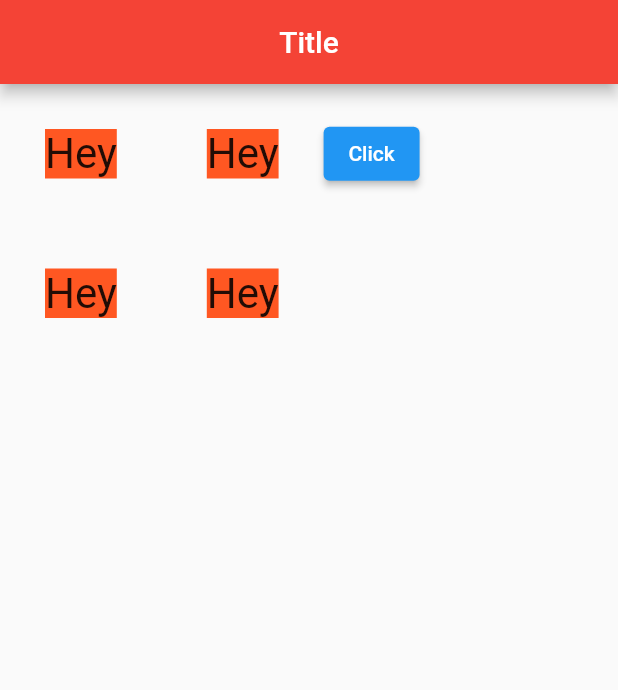
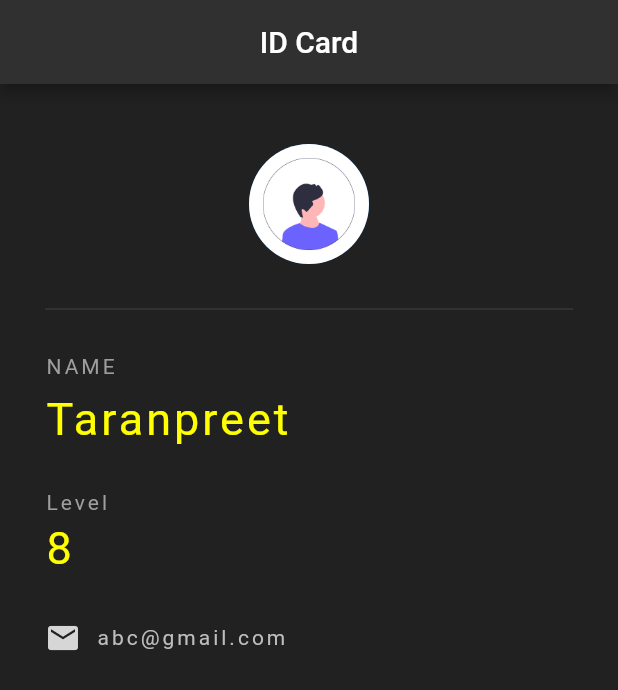
Before and after one commit to TaranPannu/FlutterApp, a Flutter app: the screen it shows after launch, on a phone screen of 412 x 824 dp. Shown: the top 690 px of the screen. Run offline on Flutter 3.47's test engine with Material 2 defaults, Android fonts, the light colour scheme and no system bars.

Commit message:
ID-PROJECT

```diff
--- a/lib/main.dart
+++ b/lib/main.dart
@@ -2,66 +2,52 @@ import 'package:flutter/material.dart';
   void main(){// Fromhere execution of APP starts
 runApp(    MaterialApp( home: MyApp(),),);
   }
-/*This code is the main function of a Flutter application. It starts the execution of the app by calling
-the runApp function, which is provided by the Flutter framework. The runApp function takes a widget tree
-as an argument and uses it to render the UI on the screen.
+class MyApp extends StatelessWidget {
 
-In this code, the MaterialApp widget is passed as an argument to runApp, which creates an instance of the
- material design visual layout structure. The home property of MaterialApp is set to an instance of MyApp
- which is likely a custom widget that represents the root of the widget tree for the application.
+  @override
+  Widget build(BuildContext context) {
+    return Scaffold(
 
-When this code is executed, the MyApp widget will be rendered on the screen, and the UI for the Flutter
- app will be displayed.*/
-class MyApp extends StatelessWidget {//Stateless can't change over time and enables hot reload
-  @override
-  Widget build(BuildContext context) {//build the widget /*The build method in Flutter is used to
-    // construct a widget tree, which represents the user interface of an application.
-    // The BuildContext argument is used to access data from the nearest ancestor widget that
-    // provides it. The method should return a widget tree, which is typically a tree of Container,
-    // Text, and other widgets. The widget tree returned by the build method is used to render the UI on
-    // the screen*/
-return Scaffold(
-  appBar: AppBar(
-    title: Text("Title"),
-    centerTitle: true,
-    backgroundColor: Colors.red,
-  ),
-  body:Column(
-    children: [
-      Row(children: [
-        Container(
-          child: Text("Hey",textScaleFactor: 2.0,),
-          margin: EdgeInsets.all(30.0),
-          color: Colors.deepOrange,
+      appBar: AppBar(title: Text("ID Card"),
+          centerTitle: true,
+          backgroundColor: Colors.grey[850]),
+      backgroundColor: Colors.grey[900],
+    body: Padding(
+      padding: EdgeInsets.fromLTRB(30.0,40.0,30.0,0),
+      child: Column(
+        crossAxisAlignment: CrossAxisAlignment.start,
+        children: [
+          Center(child: CircleAvatar(
+            radius: 40.0,
+            backgroundImage: AssetImage("assets/login.png"),
+          ),),
+Divider(height: 60.0,color: Colors.grey[800],),
+          Text("NAME",
+              style: TextStyle(color: Colors.grey,
+                  letterSpacing: 2.0,)),
+          SizedBox(height: 10.0,),//this box will not be visible but it is a kind of space in between
+          Text("Taranpreet",
+              style: TextStyle(color: Colors.yellowAccent,
+                  letterSpacing: 2.0,fontSize: 30.0)),
+          SizedBox(height: 30.0,),
+          Text("Level",
+              style: TextStyle(color: Colors.grey,
+                letterSpacing: 2.0,)),
+          SizedBox(height: 5.0,),
+          Text("8",
+              style: TextStyle(color: Colors.yellowAccent,
+                  letterSpacing: 2.0,fontSize: 30.0)),
+          SizedBox(height: 30.0,),
 
-        ),
-        Container(
-          child: Text("Hey",textScaleFactor: 2.0,),
-          margin: EdgeInsets.all(30.0),
-          color: Colors.deepOrange,
+          Row(children: [
+            Icon(Icons.email,color: Colors.grey[350],),
+            SizedBox(width: 10.0,),
+            Text("abc@gmail.com",style: TextStyle(color: Colors.grey[400],letterSpacing: 2.0),)
+          ],)
+        ],
+      ),
+    ),
 
-        ),
-        ElevatedButton(onPressed: (){}, child:Text("Click") )
-      ],
-      ),
-      Row(children: [
-        Container(
-          child: Text("Hey",textScaleFactor: 2.0,),
-          margin: EdgeInsets.all(30.0),
-          color: Colors.deepOrange,
-
-        ),
-        Container(
-          child: Text("Hey",textScaleFactor: 2.0,),
-          margin: EdgeInsets.all(30.0),
-          color: Colors.deepOrange,
-
-        ),
-      ],
-      )
-    ],
-
-  ),
-);
+    );
   }
 }
--- a/pubspec.yaml
+++ b/pubspec.yaml
@@ -60,7 +60,7 @@ flutter:
   uses-material-design: true
 
   # To add assets to your application, add an assets section, like this:
-assets:
+  assets:
   - assets/login.png
 
   # An image asset can refer to one or more resolution-specific "variants", see
```
